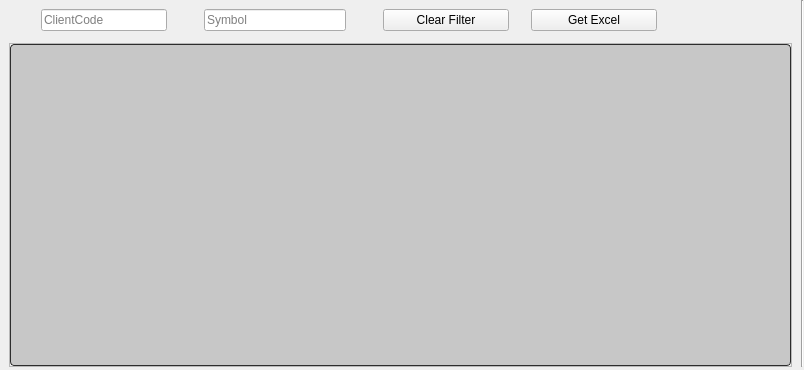
ArhamshareKrushil/ScanRisk, file Resources/UI/MultifilterTable.ui: the form before one commit.
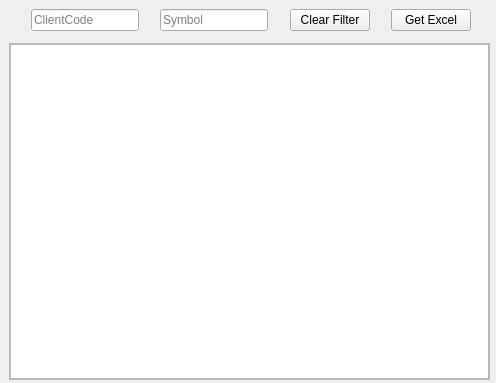
The form after the commit. Icons and pictures are not drawn.

What changed in the file:
```diff
--- a/Resources/UI/MultifilterTable.ui
+++ b/Resources/UI/MultifilterTable.ui
@@ -6,8 +6,8 @@
    <rect>
     <x>0</x>
     <y>0</y>
-    <width>804</width>
-    <height>370</height>
+    <width>496</width>
+    <height>383</height>
    </rect>
   </property>
   <property name="windowTitle">
@@ -36,6 +36,43 @@
     <property name="verticalSpacing">
      <number>0</number>
     </property>
+    <item row="2" column="3">
+     <widget class="Line" name="line_3">
+      <property name="styleSheet">
+       <string notr="true">background-color: transparent;</string>
+      </property>
+      <property name="orientation">
+       <enum>Qt::Vertical</enum>
+      </property>
+     </widget>
+    </item>
+    <item row="2" column="0">
+     <widget class="Line" name="line">
+      <property name="styleSheet">
+       <string notr="true">background-color: transparent;</string>
+      </property>
+      <property name="orientation">
+       <enum>Qt::Vertical</enum>
+      </property>
+     </widget>
+    </item>
+    <item row="1" column="2">
+     <widget class="Line" name="line_2">
+      <property name="styleSheet">
+       <string notr="true">background-color: transparent;</string>
+      </property>
+      <property name="orientation">
+       <enum>Qt::Horizontal</enum>
+      </property>
+     </widget>
+    </item>
+    <item row="3" column="1">
+     <widget class="Line" name="line_18">
+      <property name="orientation">
+       <enum>Qt::Horizontal</enum>
+      </property>
+     </widget>
+    </item>
     <item row="2" column="2">
      <widget class="QFrame" name="mainFrame">
       <property name="sizePolicy">
@@ -74,149 +111,7 @@
           </font>
          </property>
          <property name="styleSheet">
-          <string notr="true">QTreeView:branch:selected, QTreeView:branch:hover {
-  background: url(&quot;:/qss_icons/rc/transparent.png&quot;);
-}
-
-QTreeView:branch:has-siblings:!adjoins-item {
-  border-image: url(&quot;:/qss_icons/rc/branch_line.png&quot;) 0;
-}
-
-QTreeView:branch:has-siblings:adjoins-item {
-  border-image: url(&quot;:/qss_icons/rc/branch_more.png&quot;) 0;
-}
-
-QTreeView:branch:!has-children:!has-siblings:adjoins-item {
-  border-image: url(&quot;:/qss_icons/rc/branch_end.png&quot;) 0;
-}
-
-QTreeView:branch:has-children:!has-siblings:closed, QTreeView:branch:closed:has-children:has-siblings {
-  border-image: none;
-  image: url(&quot;:/qss_icons/rc/branch_closed.png&quot;);
-}
-
-QTreeView:branch:open:has-children:!has-siblings, QTreeView:branch:open:has-children:has-siblings {
-  border-image: none;
-  image: url(&quot;:/qss_icons/rc/branch_open.png&quot;);
-}
-
-QTreeView:branch:has-children:!has-siblings:closed:hover, QTreeView:branch:closed:has-children:has-siblings:hover {
-  image: url(&quot;:/qss_icons/rc/branch_closed_focus.png&quot;);
-}
-
-QTreeView:branch:open:has-children:!has-siblings:hover, QTreeView:branch:open:has-children:has-siblings:hover {
-  image: url(&quot;:/qss_icons/rc/branch_open_focus.png&quot;);
-}
-
-QTreeView::indicator:checked,
-QListView::indicator:checked {
-  image: url(&quot;:/qss_icons/rc/checkbox_checked.png&quot;);
-}
-
-QTreeView::indicator:checked:hover, QTreeView::indicator:checked:focus, QTreeView::indicator:checked:pressed,
-QListView::indicator:checked:hover,
-QListView::indicator:checked:focus,
-QListView::indicator:checked:pressed {
-  image: url(&quot;:/qss_icons/rc/checkbox_checked_focus.png&quot;);
-}
-
-QTreeView::indicator:unchecked,
-QListView::indicator:unchecked {
-  image: url(&quot;:/qss_icons/rc/checkbox_unchecked.png&quot;);
-}
-
-QTreeView::indicator:unchecked:hover, QTreeView::indicator:unchecked:focus, QTreeView::indicator:unchecked:pressed,
-QListView::indicator:unchecked:hover,
-QListView::indicator:unchecked:focus,
-QListView::indicator:unchecked:pressed {
-  image: url(&quot;:/qss_icons/rc/checkbox_unchecked_focus.png&quot;);
-}
-
-QTreeView::indicator:indeterminate,
-QListView::indicator:indeterminate {
-  image: url(&quot;:/qss_icons/rc/checkbox_indeterminate.png&quot;);
-}
-
-QTreeView::indicator:indeterminate:hover, QTreeView::indicator:indeterminate:focus, QTreeView::indicator:indeterminate:pressed,
-QListView::indicator:indeterminate:hover,
-QListView::indicator:indeterminate:focus,
-QListView::indicator:indeterminate:pressed {
-  image: url(&quot;:/qss_icons/rc/checkbox_indeterminate_focus.png&quot;);
-}
-
-QTreeView,
-QListView,
-QTableView,
-QColumnView {
-  background-color: #c7c7c7;
-  border: 1px solid #2d2d2d;
-  color: #000000;
-  gridline-color: #2d2d2d;
-  border-radius: 4px;
-}
-
-QTreeView:disabled,
-QListView:disabled,
-QTableView:disabled,
-QColumnView:disabled {
-  background-color: #c7c7c7;
-  color: #000000;
-}
-
-QTreeView:selected,
-QListView:selected,
-QTableView:selected,
-QColumnView:selected {
-  background-color: #c7c7c7;
-  color: #000000;
-}
-
-QTreeView:hover,
-QListView:hover,
-QTableView:hover,
-QColumnView:hover {
-  background-color: #c7c7c7;
-  border: 1px solid #148CD2;
-}
-
-QTreeView::item:pressed,
-QListView::item:pressed,
-QTableView::item:pressed,
-QColumnView::item:pressed {
-  background-color: #c7c7c7;
-}
-
-QTreeView::item:selected:hover,
-QListView::item:selected:hover,
-QTableView::item:selected:hover,
-QColumnView::item:selected:hover {
-  background: #c7c7c7;
-  color: #000000;
-}
-
-QTreeView::item:selected:active,
-QListView::item:selected:active,
-QTableView::item:selected:active,
-QColumnView::item:selected:active {
-background-color: palette(highlight);
- color: palette(highlightedText);
-}
-
-QTreeView::item:!selected:hover,
-QListView::item:!selected:hover,
-QTableView::item:!selected:hover,
-QColumnView::item:!selected:hover {
-  outline: 0;
-  color: #148CD2;
-  background-color: #2d2d2d;
-}
-
-QTableCornerButton::section {
-  background-color: #282828;
-  border: 1px transparent #2d2d2d;
-  border-radius: 0px;
-}
-</string>
+          <string notr="true"/>
          </property>
          <property name="selectionBehavior">
           <enum>QAbstractItemView::SelectRows</enum>
@@ -235,50 +130,6 @@
       </layout>
      </widget>
     </item>
-    <item row="1" column="2">
-     <widget class="Line" name="line_2">
-      <property name="styleSheet">
-       <string notr="true">background-color: transparent;</string>
-      </property>
-      <property name="orientation">
-       <enum>Qt::Horizontal</enum>
-      </property>
-     </widget>
-    </item>
-    <item row="3" column="1">
-     <widget class="Line" name="line_18">
-      <property name="orientation">
-       <enum>Qt::Horizontal</enum>
-      </property>
-     </widget>
-    </item>
-    <item row="0" column="4" rowspan="3">
-     <widget class="Line" name="line_17">
-      <property name="orientation">
-       <enum>Qt::Vertical</enum>
-      </property>
-     </widget>
-    </item>
-    <item row="2" column="3">
-     <widget class="Line" name="line_3">
-      <property name="styleSheet">
-       <string notr="true">background-color: transparent;</string>
-      </property>
-      <property name="orientation">
-       <enum>Qt::Vertical</enum>
-      </property>
-     </widget>
-    </item>
-    <item row="2" column="0">
-     <widget class="Line" name="line">
-      <property name="styleSheet">
-       <string notr="true">background-color: transparent;</string>
-      </property>
-      <property name="orientation">
-       <enum>Qt::Vertical</enum>
-      </property>
-     </widget>
-    </item>
     <item row="0" column="1" colspan="3">
      <widget class="QWidget" name="indexBar" native="true">
       <property name="sizePolicy">
@@ -294,149 +145,7 @@
        </size>
       </property>
       <property name="styleSheet">
-       <string notr="true">QTreeView:branch:selected, QTreeView:branch:hover {
-  background: url(&quot;:/qss_icons/rc/transparent.png&quot;);
-}
-
-QTreeView:branch:has-siblings:!adjoins-item {
-  border-image: url(&quot;:/qss_icons/rc/branch_line.png&quot;) 0;
-}
-
-QTreeView:branch:has-siblings:adjoins-item {
-  border-image: url(&quot;:/qss_icons/rc/branch_more.png&quot;) 0;
-}
-
-QTreeView:branch:!has-children:!has-siblings:adjoins-item {
-  border-image: url(&quot;:/qss_icons/rc/branch_end.png&quot;) 0;
-}
-
-QTreeView:branch:has-children:!has-siblings:closed, QTreeView:branch:closed:has-children:has-siblings {
-  border-image: none;
-  image: url(&quot;:/qss_icons/rc/branch_closed.png&quot;);
-}
-
-QTreeView:branch:open:has-children:!has-siblings, QTreeView:branch:open:has-children:has-siblings {
-  border-image: none;
-  image: url(&quot;:/qss_icons/rc/branch_open.png&quot;);
-}
-
-QTreeView:branch:has-children:!has-siblings:closed:hover, QTreeView:branch:closed:has-children:has-siblings:hover {
-  image: url(&quot;:/qss_icons/rc/branch_closed_focus.png&quot;);
-}
-
-QTreeView:branch:open:has-children:!has-siblings:hover, QTreeView:branch:open:has-children:has-siblings:hover {
-  image: url(&quot;:/qss_icons/rc/branch_open_focus.png&quot;);
-}
-
-QTreeView::indicator:checked,
-QListView::indicator:checked {
-  image: url(&quot;:/qss_icons/rc/checkbox_checked.png&quot;);
-}
-
-QTreeView::indicator:checked:hover, QTreeView::indicator:checked:focus, QTreeView::indicator:checked:pressed,
-QListView::indicator:checked:hover,
-QListView::indicator:checked:focus,
-QListView::indicator:checked:pressed {
-  image: url(&quot;:/qss_icons/rc/checkbox_checked_focus.png&quot;);
-}
-
-QTreeView::indicator:unchecked,
-QListView::indicator:unchecked {
-  image: url(&quot;:/qss_icons/rc/checkbox_unchecked.png&quot;);
-}
-
-QTreeView::indicator:unchecked:hover, QTreeView::indicator:unchecked:focus, QTreeView::indicator:unchecked:pressed,
-QListView::indicator:unchecked:hover,
-QListView::indicator:unchecked:focus,
-QListView::indicator:unchecked:pressed {
-  image: url(&quot;:/qss_icons/rc/checkbox_unchecked_focus.png&quot;);
-}
-
-QTreeView::indicator:indeterminate,
-QListView::indicator:indeterminate {
-  image: url(&quot;:/qss_icons/rc/checkbox_indeterminate.png&quot;);
-}
-
-QTreeView::indicator:indeterminate:hover, QTreeView::indicator:indeterminate:focus, QTreeView::indicator:indeterminate:pressed,
-QListView::indicator:indeterminate:hover,
-QListView::indicator:indeterminate:focus,
-QListView::indicator:indeterminate:pressed {
-  image: url(&quot;:/qss_icons/rc/checkbox_indeterminate_focus.png&quot;);
-}
-
-QTreeView,
-QListView,
-QTableView,
-QColumnView {
-  background-color: #ffffff;
-  border: 1px solid #2d2d2d;
-  color: #F0F0F0;
-  gridline-color: #2d2d2d;
-  border-radius: 4px;
-}
-
-QTreeView:disabled,
-QListView:disabled,
-QTableView:disabled,
-QColumnView:disabled {
-  background-color: #1e1e1e;
-  color: #787878;
-}
-
-QTreeView:selected,
-QListView:selected,
-QTableView:selected,
-QColumnView:selected {
-  background-color: #ffffff;
-  color: #2d2d2d;
-}
-
-QTreeView:hover,
-QListView:hover,
-QTableView:hover,
-QColumnView:hover {
-  background-color: #ffffff;
-  border: 1px solid #148CD2;
-}
-
-QTreeView::item:pressed,
-QListView::item:pressed,
-QTableView::item:pressed,
-QColumnView::item:pressed {
-  background-color: #ffffff;
-}
-
-QTreeView::item:selected:hover,
-QListView::item:selected:hover,
-QTableView::item:selected:hover,
-QColumnView::item:selected:hover {
-  background: #ffffff;
-  color: #282828;
-}
-
-QTreeView::item:selected:active,
-QListView::item:selected:active,
-QTableView::item:selected:active,
-QColumnView::item:selected:active {
-background-color: palette(highlight);
- color: palette(highlightedText);
-}
-
-QTreeView::item:!selected:hover,
-QListView::item:!selected:hover,
-QTableView::item:!selected:hover,
-QColumnView::item:!selected:hover {
-  outline: 0;
-  color: #148CD2;
-  background-color: #2d2d2d;
-}
-
-QTableCornerButton::section {
-  background-color: #282828;
-  border: 1px transparent #2d2d2d;
-  border-radius: 0px;
-}
-</string>
+       <string notr="true"/>
       </property>
       <layout class="QGridLayout" name="gridLayout_2">
        <item row="0" column="0" rowspan="2">
```
Left out of the diff: 2 changed lines with no effect on the pictures.
